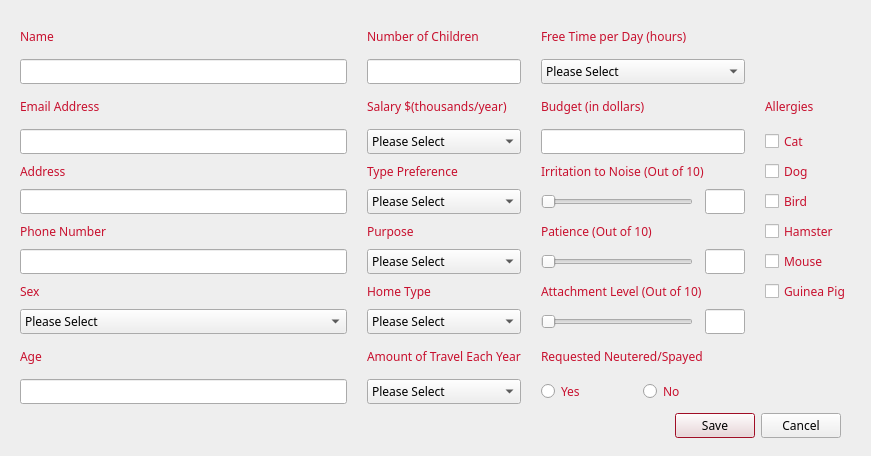
The window that cuACS/addclient.ui (cameronhawtin/Animal-Farm-cuACS) describes before a commit, drawn with Qt 5.
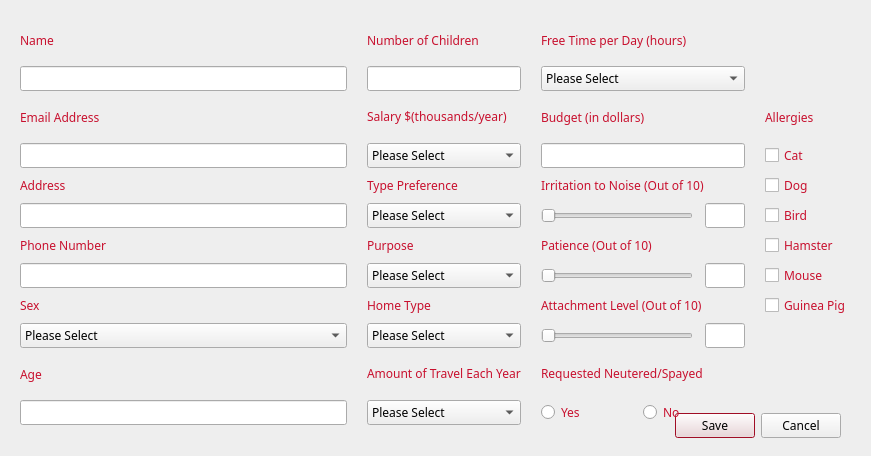
The same window after the commit.

```diff
--- a/cuACS/addclient.ui
+++ b/cuACS/addclient.ui
@@ -190,7 +190,7 @@
      <x>20</x>
      <y>20</y>
      <width>831</width>
-     <height>384</height>
+     <height>405</height>
     </rect>
    </property>
    <layout class="QGridLayout" name="gridLayout" columnstretch="1,0,0,0">
```
Left out of the diff: 30 changed lines with no effect on the pictures.
